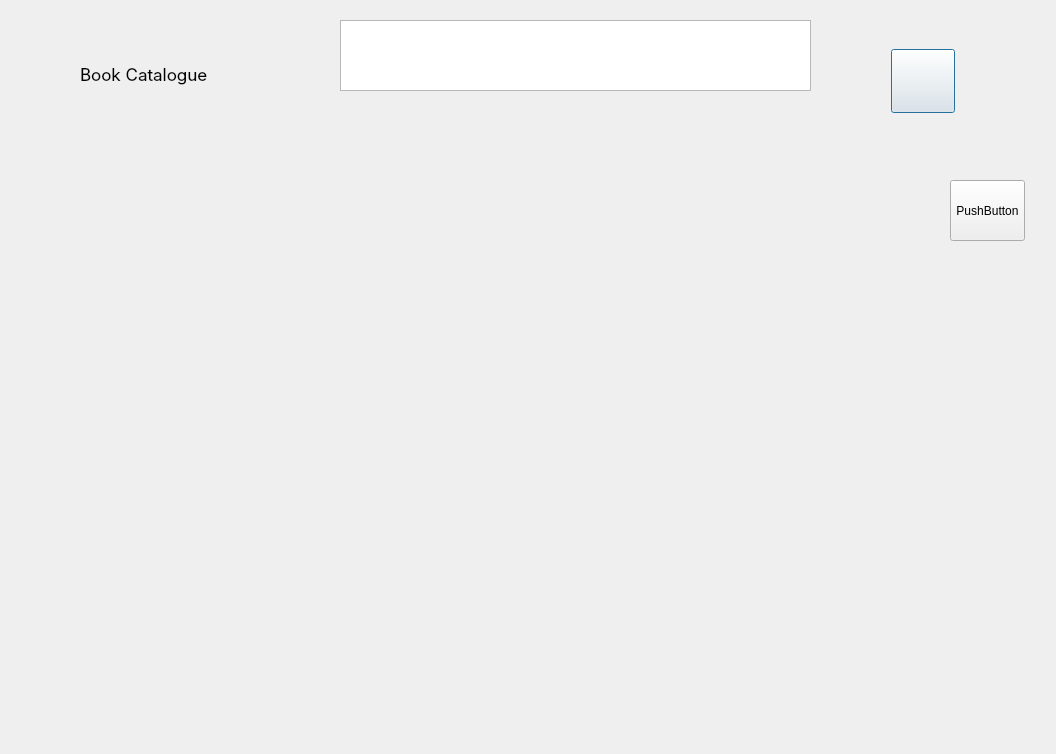
This is browse.ui in LanaYoobee/LIS as Qt 5 draws it before an edit. The edited form follows.
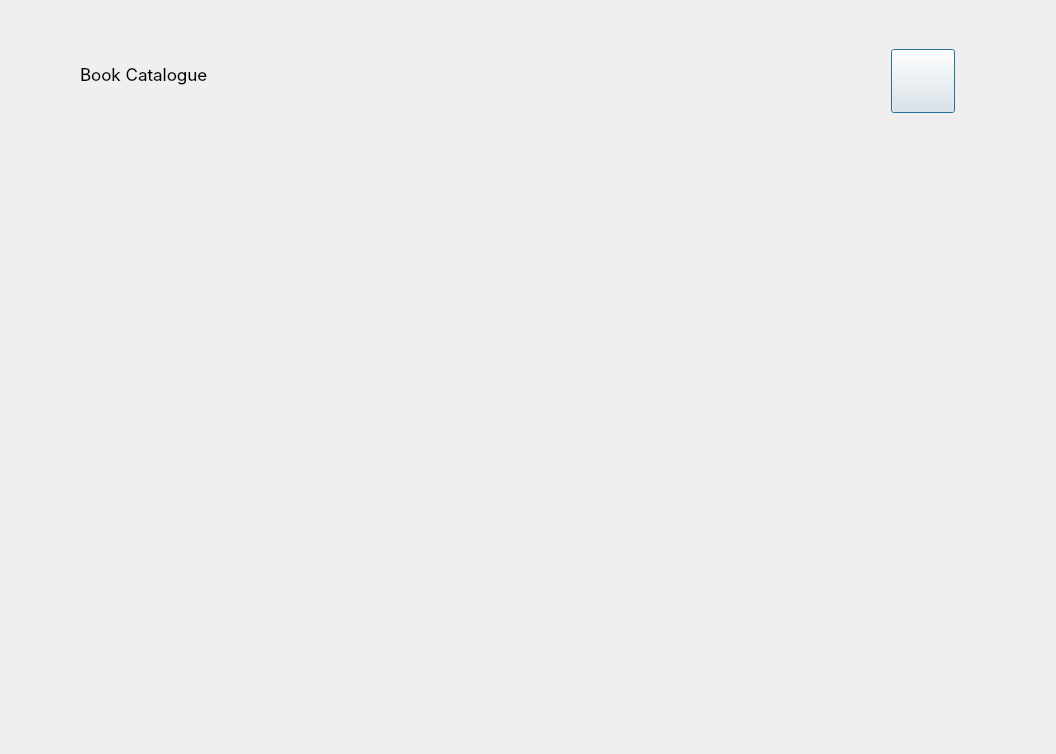
This is the edited form. Icons and pictures are not drawn.

```diff
--- a/browse.ui
+++ b/browse.ui
@@ -66,29 +66,6 @@
     </size>
    </property>
   </widget>
-  <widget class="QPlainTextEdit" name="plainTextEdit">
-   <property name="geometry">
-    <rect>
-     <x>340</x>
-     <y>20</y>
-     <width>471</width>
-     <height>71</height>
-    </rect>
-   </property>
-  </widget>
-  <widget class="QPushButton" name="pushButton">
-   <property name="geometry">
-    <rect>
-     <x>950</x>
-     <y>180</y>
-     <width>75</width>
-     <height>61</height>
-    </rect>
-   </property>
-   <property name="text">
-    <string>PushButton</string>
-   </property>
-  </widget>
   <widget class="QWidget" name="gridLayoutWidget">
    <property name="geometry">
     <rect>
```
Left out of the diff: 17 changed lines with no effect on the pictures.
